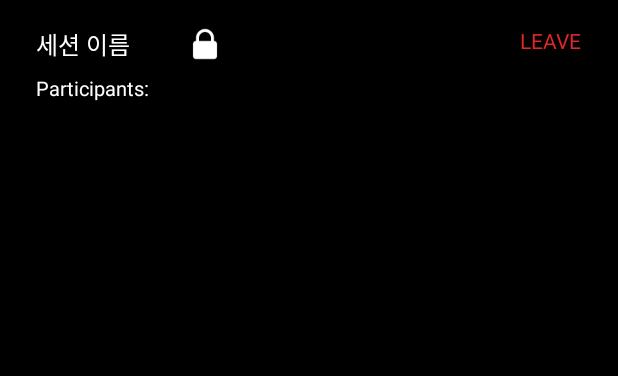
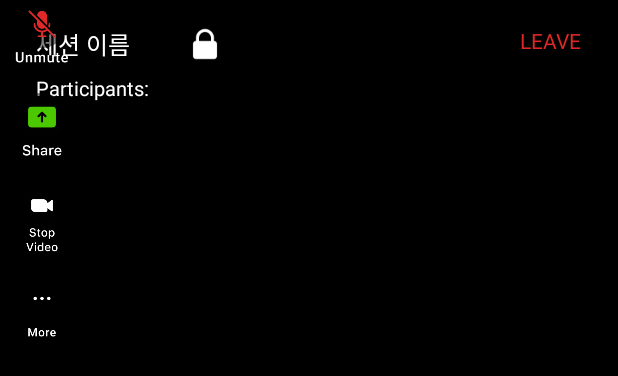
Before and after one commit to Ajou-Connect/OneBoard-Android, an Android app: the layout activity_session.xml on its own in the app's theme, with its tools: preview values and no code run, on a phone screen of 412 x 824 dp. Shown: the top 376 px of the screen. Run offline under Robolectric (Android 15) with nearby library versions, the phone set to English and light mode, and no system bars; plain views replace PhotoView.

Commit message:
Fix Layout

```diff
--- a/app/src/main/res/layout/layout_bottom_action_bar.xml
+++ b/app/src/main/res/layout/layout_bottom_action_bar.xml
@@ -1,13 +1,15 @@
 <?xml version="1.0" encoding="utf-8"?>
 <LinearLayout xmlns:android="http://schemas.android.com/apk/res/android"
+    xmlns:app="http://schemas.android.com/apk/res-auto"
     android:id="@+id/action_bar"
     android:layout_width="wrap_content"
     android:layout_height="wrap_content"
-    android:layout_gravity="end|center_vertical"
-    android:gravity="center_horizontal"
     android:orientation="vertical"
     android:scrollbars="none"
-    android:visibility="invisible">
+    android:visibility="visible"
+    app:layout_constraintEnd_toEndOf="parent"
+    app:layout_constraintTop_toTopOf="parent"
+    app:layout_constraintBottom_toBottomOf="parent">
 
     <ScrollView
         android:id="@+id/action_bar_scroll"
@@ -27,31 +29,31 @@
 
             <ImageView
                 android:id="@+id/icon_audio"
-                android:layout_width="wrap_content"
-                android:layout_height="wrap_content"
+                android:layout_width="48dp"
+                android:layout_height="48dp"
                 android:onClick="onClickAudio"
-                android:src="@drawable/icon_unmute" />
+                app:srcCompat="@drawable/icon_unmute" />
 
             <ImageView
                 android:id="@+id/icon_share"
-                android:layout_width="wrap_content"
-                android:layout_height="wrap_content"
+                android:layout_width="48dp"
+                android:layout_height="48dp"
                 android:layout_marginTop="14dp"
                 android:onClick="onClickShare"
                 android:src="@drawable/icon_share" />
 
             <ImageView
                 android:id="@+id/icon_video"
-                android:layout_width="wrap_content"
-                android:layout_height="wrap_content"
+                android:layout_width="48dp"
+                android:layout_height="48dp"
                 android:layout_marginTop="14dp"
                 android:onClick="onClickVideo"
                 android:src="@drawable/icon_video_off" />
 
             <ImageView
                 android:id="@+id/icon_more"
-                android:layout_width="wrap_content"
-                android:layout_height="wrap_content"
+                android:layout_width="48dp"
+                android:layout_height="48dp"
                 android:layout_marginTop="14dp"
                 android:onClick="onClickMore"
                 android:src="@drawable/icon_more" />
```
